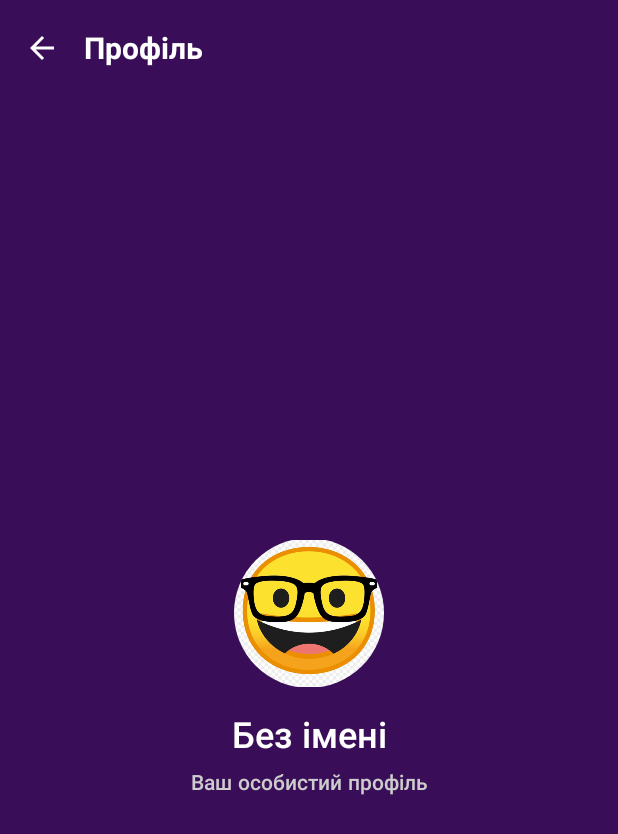
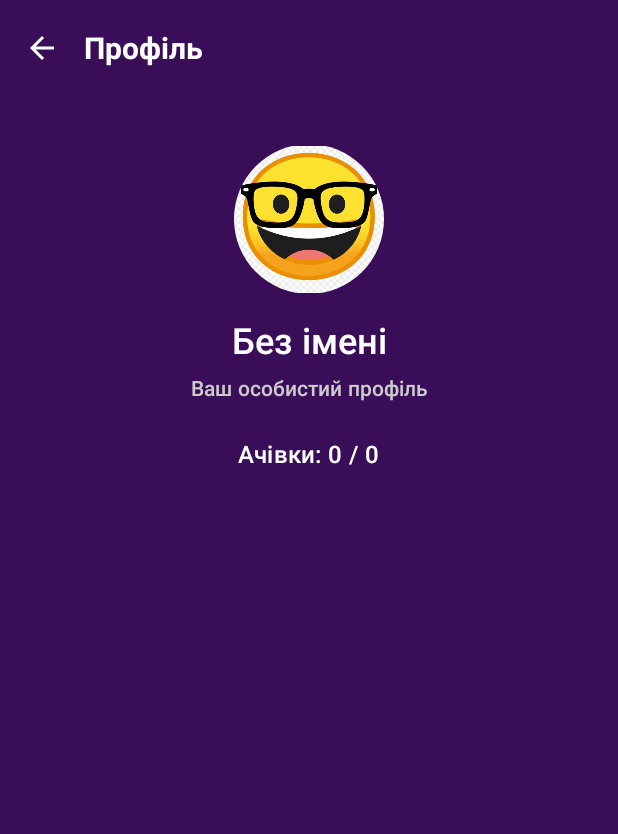
Before and after one commit to vladwpnz/Kvantor, an Android app built with Jetpack Compose: the ProfileActivity screen opened directly, with no data from a screen before it, on a phone screen of 412 x 824 dp. Shown: the top 834 px of the screen. Run offline under Robolectric (Android 15) with nearby library versions, the phone set to English and light mode, and no system bars; our stand-ins replace Firebase (no records; nobody signed in at launch, a user with empty details on screens opened directly).

Commit message:
Ачівки / лінія прогресу

```diff
--- a/app/build.gradle.kts
+++ b/app/build.gradle.kts
@@ -56,6 +56,7 @@ dependencies {
     // Firebase Auth + Firestore
     implementation("com.google.firebase:firebase-auth-ktx:22.3.0")
     implementation("com.google.firebase:firebase-firestore-ktx:24.10.3")
+    implementation("com.google.firebase:firebase-firestore:24.10.3")
     implementation("com.google.android.gms:play-services-auth:21.0.0")
 
     // ViewModel + Lifecycle
@@ -82,5 +83,6 @@ dependencies {
     implementation ("com.squareup.retrofit2:retrofit:2.9.0")
     implementation ("com.squareup.retrofit2:converter-gson:2.9.0")
     implementation ("com.squareup.okhttp3:logging-interceptor:5.0.0-alpha.11")
+    implementation ("com.google.firebase:firebase-firestore-ktx:24.7.1")
 
 }
--- a/app/src/main/java/com/bambiloff/kvantor/ProfileActivity.kt
+++ b/app/src/main/java/com/bambiloff/kvantor/ProfileActivity.kt
@@ -1,28 +1,45 @@
 package com.bambiloff.kvantor
 
+import android.annotation.SuppressLint
 import android.os.Bundle
 import androidx.activity.ComponentActivity
 import androidx.activity.compose.setContent
+import androidx.compose.foundation.ExperimentalFoundationApi
 import androidx.compose.foundation.Image
 import androidx.compose.foundation.background
 import androidx.compose.foundation.layout.*
+import androidx.compose.foundation.lazy.grid.GridCells
+import androidx.compose.foundation.lazy.grid.LazyVerticalGrid
+import androidx.compose.foundation.lazy.grid.items
 import androidx.compose.foundation.shape.CircleShape
 import androidx.compose.material.icons.Icons
-import androidx.compose.material.icons.filled.ArrowBack
+import androidx.compose.material.icons.filled.Code
+import androidx.compose.material.icons.filled.EmojiEvents
 import androidx.compose.material3.*
 import androidx.compose.runtime.*
+import androidx.compose.runtime.mutableIntStateOf
 import androidx.compose.ui.Alignment
 import androidx.compose.ui.Modifier
+import androidx.compose.ui.draw.alpha
 import androidx.compose.ui.draw.clip
 import androidx.compose.ui.graphics.Color
 import androidx.compose.ui.platform.LocalContext
 import androidx.compose.ui.res.painterResource
+import androidx.compose.ui.text.style.TextAlign
 import androidx.compose.ui.unit.dp
 import androidx.compose.ui.unit.sp
 import com.bambiloff.kvantor.ui.theme.KvantorTheme
 import com.bambiloff.kvantor.ui.theme.Rubik
 import com.google.firebase.auth.FirebaseAuth
 import com.google.firebase.firestore.FirebaseFirestore
+import kotlinx.coroutines.tasks.await
+import androidx.compose.material.icons.automirrored.filled.ArrowBack
+import androidx.compose.material.icons.automirrored.filled.Help
+import com.bambiloff.kvantor.Achievement
+
+
+
+
 
 class ProfileActivity : ComponentActivity() {
     override fun onCreate(savedInstanceState: Bundle?) {
@@ -35,58 +52,78 @@ class ProfileActivity : ComponentActivity() {
     }
 }
 
-@OptIn(ExperimentalMaterial3Api::class)
+@SuppressLint("DiscouragedApi")
+@OptIn(ExperimentalMaterial3Api::class, ExperimentalFoundationApi::class)
 @Composable
 fun ProfileScreen() {
     val context = LocalContext.current
-    val uid = FirebaseAuth.getInstance().currentUser?.uid
-    val db = FirebaseFirestore.getInstance()
+    val uid     = FirebaseAuth.getInstance().currentUser?.uid
+    val db      = FirebaseFirestore.getInstance()
 
-    var nickname by remember { mutableStateOf("Завантаження...") }
+    // стани UI
+    var nickname    by remember { mutableStateOf("Завантаження...") }
+    var avatarResId by remember { mutableIntStateOf(R.drawable.default_avatar) }
+    var achievements by remember { mutableStateOf<List<Achievement>>(emptyList()) }
 
-    // За замовчуванням беремо default_avatar
-    var avatarResId by remember { mutableIntStateOf(R.drawable.default_avatar) }
-
-    fun getAvatarId(avatarName: String): Int {
-        return context.resources.getIdentifier(avatarName, "drawable", context.packageName)
+    // Додаємо мапу зі списком відомих аватарів, щоб уникнути getIdentifier
+    fun getAvatarId(name: String): Int = when (name) {
+        "avatar1" -> R.drawable.avatar1
+        "avatar2" -> R.drawable.avatar2
+        "avatar3" -> R.drawable.avatar3
+        else      -> R.drawable.default_avatar
     }
 
-    // Завантажуємо дані профілю
+    // Завантажуємо профіль і список ачівок
     LaunchedEffect(uid) {
-        uid?.let {
-            db.collection("users").document(it).get()
-                .addOnSuccessListener { document ->
-                    nickname = document.getString("nickname") ?: "Без імені"
+        uid?.let { id ->
+            try {
+                // — Профіль
+                val userDoc = db.collection("users").document(id).get().await()
+                nickname = userDoc.getString("nickname") ?: "Без імені"
+                avatarResId = getAvatarId(userDoc.getString("avatarName") ?: "")
 
-                    // Зчитуємо avatarName
-                    val avatarName = document.getString("avatarName") ?: "default_avatar"
-                    val resId = getAvatarId(avatarName)
-                    avatarResId = if (resId != 0) resId else R.drawable.default_avatar
+                // — Підколекція achievements
+                val snap = db.collection("users")
+                    .document(id)
+                    .collection("achievements")
+                    .get()
+                    .await()
+
+                achievements = snap.documents.map { d ->
+                    Achievement(
+                        id       = d.id,
+                        unlocked = (d.getBoolean("unlocked") == true)
+                    )
                 }
+            } catch (_: Exception) {
+                // логувати за потреби
+            }
         }
     }
+
+    val unlockedCount = achievements.count { it.unlocked }
 
     Scaffold(
         topBar = {
             TopAppBar(
                 title = {
                     Text(
-                        "Профіль",
+                        text = "Профіль",
                         color = Color.White,
                         fontSize = 20.sp,
                         fontFamily = Rubik
                     )
                 },
                 navigationIcon = {
-                    IconButton(onClick = {
-                        (context as? ComponentActivity)?.finish()
-                    }) {
-                        Icon(Icons.Filled.ArrowBack, contentDescription = "Назад", tint = Color.White)
+                    IconButton(onClick = { (context as? ComponentActivity)?.finish() }) {
+                        Icon(
+                            imageVector = Icons.AutoMirrored.Filled.ArrowBack,
+                            contentDescription = "Назад",
+                            tint = Color.White
+                        )
                     }
                 },
-                colors = TopAppBarDefaults.topAppBarColors(
-                    containerColor = Color(0xFF390D58)
-                )
+                colors = TopAppBarDefaults.topAppBarColors(containerColor = Color(0xFF390D58))
             )
         },
         containerColor = Color(0xFF390D58)
@@ -94,11 +131,12 @@ fun ProfileScreen() {
         Column(
             modifier = Modifier
                 .fillMaxSize()
+                .background(Color(0xFF390D58))
                 .padding(padding)
                 .padding(32.dp),
-            horizontalAlignment = Alignment.CenterHorizontally,
-            verticalArrangement = Arrangement.Center
+            horizontalAlignment = Alignment.CenterHorizontally
         ) {
+            // Аватар
             Image(
                 painter = painterResource(id = avatarResId),
                 contentDescription = "Avatar",
@@ -107,8 +145,9 @@ fun ProfileScreen() {
                     .clip(CircleShape)
             )
 
-            Spacer(modifier = Modifier.height(16.dp))
+            Spacer(Modifier.height(16.dp))
 
+            // Нікнейм
             Text(
                 text = nickname,
                 color = Color.White,
@@ -116,7 +155,7 @@ fun ProfileScreen() {
                 fontFamily = Rubik
             )
 
-            Spacer(modifier = Modifier.height(8.dp))
+            Spacer(Modifier.height(8.dp))
 
             Text(
                 text = "Ваш особистий профіль",
@@ -124,6 +163,59 @@ fun ProfileScreen() {
                 fontSize = 14.sp,
                 fontFamily = Rubik
             )
+
+            // Лічильник ачівок
+            Spacer(Modifier.height(24.dp))
+            Text(
+                text = "Ачівки: $unlockedCount / ${achievements.size}",
+                color = Color.White,
+                style = MaterialTheme.typography.titleMedium
+            )
+
+            Spacer(Modifier.height(16.dp))
+
+            // Сітка із іконками ачівок
+            LazyVerticalGrid(
+                columns = GridCells.Fixed(3),
+                modifier = Modifier.fillMaxHeight(),
+                contentPadding = PaddingValues(8.dp)
+            ) {
+                items(achievements) { ach ->
+                    val icon = when (ach.id) {
+                        "WELCOME"    -> Icons.Filled.EmojiEvents
+                        "PY_MASTER"  -> Icons.Filled.Code
+                        "JS_SAMURAI" -> Icons.Filled.Code
+                        else         -> Icons.AutoMirrored.Filled.Help
+                    }
+                    val title = when (ach.id) {
+                        "WELCOME"    -> "Перший крок"
+                        "PY_MASTER"  -> "Python-Майстер"
+                        "JS_SAMURAI" -> "JS-Самурай"
+                        else         -> ach.id
+                    }
+
+                    Column(
+                        horizontalAlignment = Alignment.CenterHorizontally,
+                        modifier = Modifier
+                            .padding(8.dp)
+                            .alpha(if (ach.unlocked) 1f else 0.3f)
+                    ) {
+                        Icon(
+                            imageVector = icon,
+                            contentDescription = title,
+                            modifier = Modifier.size(48.dp),
+                            tint = Color.White
+                        )
+                        Text(
+                            text = title,
+                            color = Color.White,
+                            textAlign = TextAlign.Center,
+                            style = MaterialTheme.typography.bodySmall,
+                            modifier = Modifier.padding(top = 4.dp)
+                        )
+                    }
+                }
+            }
         }
     }
 }
```
Also changed, not shown: app/src/main/java/com/bambiloff/kvantor/Achievement.kt (added, +9 -0 lines), app/src/main/java/com/bambiloff/kvantor/AchievementManager.kt (added, +34 -0 lines), app/src/main/java/com/bambiloff/kvantor/LessonActivity.kt (+60 -33 lines), app/src/main/java/com/bambiloff/kvantor/LessonViewModel.kt (+54 -58 lines), app/src/main/java/com/bambiloff/kvantor/ProfileSetupActivity.kt (+47 -36 lines), app/src/main/java/com/bambiloff/kvantor/UserBootstrapper.kt (added, +39 -0 lines), app/src/main/java/com/bambiloff/kvantor/CodingTaskView.kt (line endings or trailing spaces).
